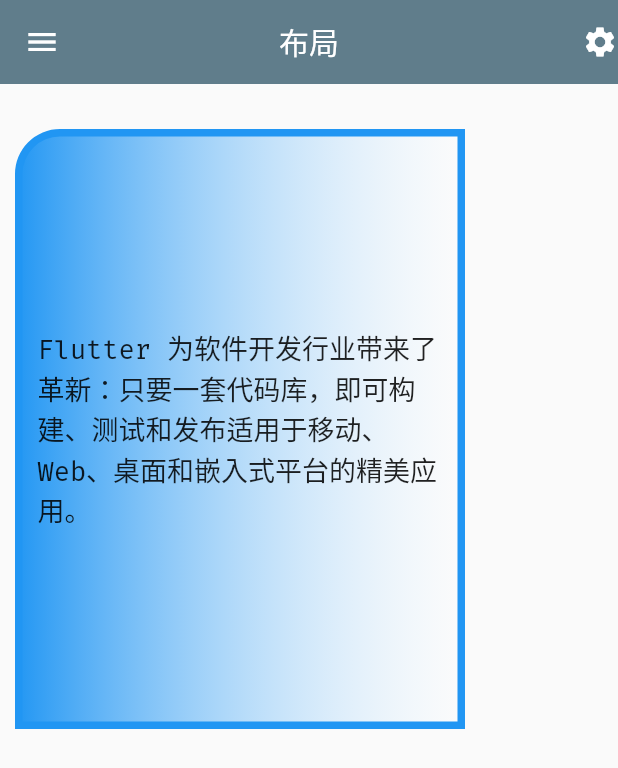
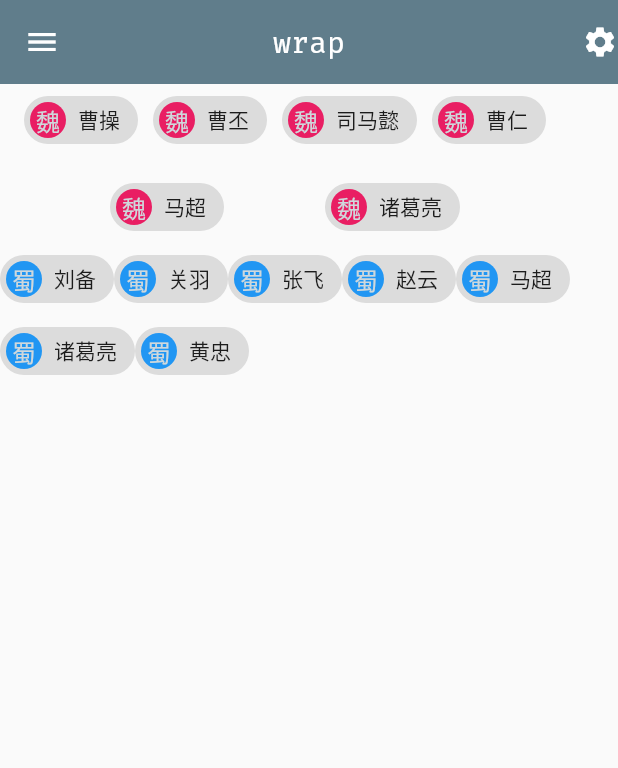
Before and after one commit to m5ultra/dart_study, a Flutter app: the screen it shows after launch, on a phone screen of 412 x 824 dp. Shown: the top 768 px of the screen. Run offline on Flutter 3.47's test engine with Material 2 defaults, Android fonts, the phone set to English and light mode, and no system bars.

Commit message:
Feat: 流式布局

```diff
--- /dev/null
+++ b/lib/02_layout/04_wrap.dart
@@ -0,0 +1,69 @@
+import 'package:flutter/material.dart';
+
+class Home extends StatelessWidget {
+  const Home({Key? key}) : super(key: key);
+
+  @override
+  Widget build(BuildContext context) {
+    return Scaffold(
+      appBar: AppBar(
+        title: const Text('wrap'),
+        leading: const Icon(Icons.menu),
+        actions: const [Icon(Icons.settings)],
+        centerTitle: true,
+        elevation: 0.0,
+      ),
+      body: const WrapDemo(),
+    );
+  }
+}
+
+class WrapDemo extends StatelessWidget {
+  const WrapDemo({Key? key}) : super(key: key);
+
+  @override
+  Widget build(BuildContext context) {
+    List<String> _list01 = ['刘备', '关羽', '张飞', '赵云', '马超', '诸葛亮', '黄忠'];
+
+    List<String> _list02 = ['曹操', '曹丕', '司马懿', '曹仁', '马超', '诸葛亮', ];
+
+    List<Widget> _shuGuo = _list01
+        .map(
+          (v) => Chip(
+            avatar: const CircleAvatar(
+              backgroundColor: Colors.blue,
+              child: Text('蜀'),
+            ),
+            label: Text(v),
+          ),
+        )
+        .toList();
+
+    List<Widget> _weiGuo = _list02
+        .map(
+          (v) => Chip(
+            avatar: const CircleAvatar(
+              backgroundColor: Colors.pink,
+              child: Text('魏'),
+            ),
+            label: Text(v),
+          ),
+        )
+        .toList();
+    return Column(
+      children: [
+        Wrap(
+          spacing: 10.0,
+          runSpacing: 10,
+          alignment: WrapAlignment.spaceEvenly,
+          runAlignment: WrapAlignment.spaceAround,
+          children: _weiGuo,
+        ),
+        Wrap(
+          children: _shuGuo,
+        ),
+
+      ],
+    );
+  }
+}
```
Also changed, not shown: lib/02_layout/02_Column_Row.dart (added, +57 -0 lines), lib/02_layout/03_flex.dart (added, +101 -0 lines), lib/main.dart (+5 -3 lines), 1 other file.
